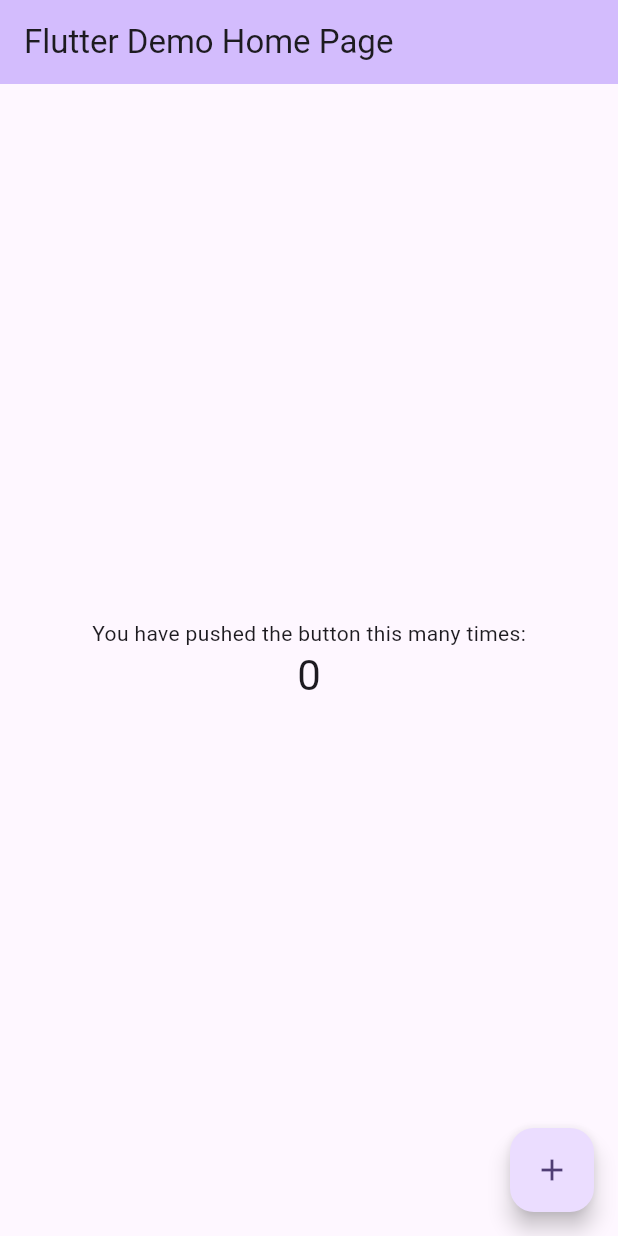
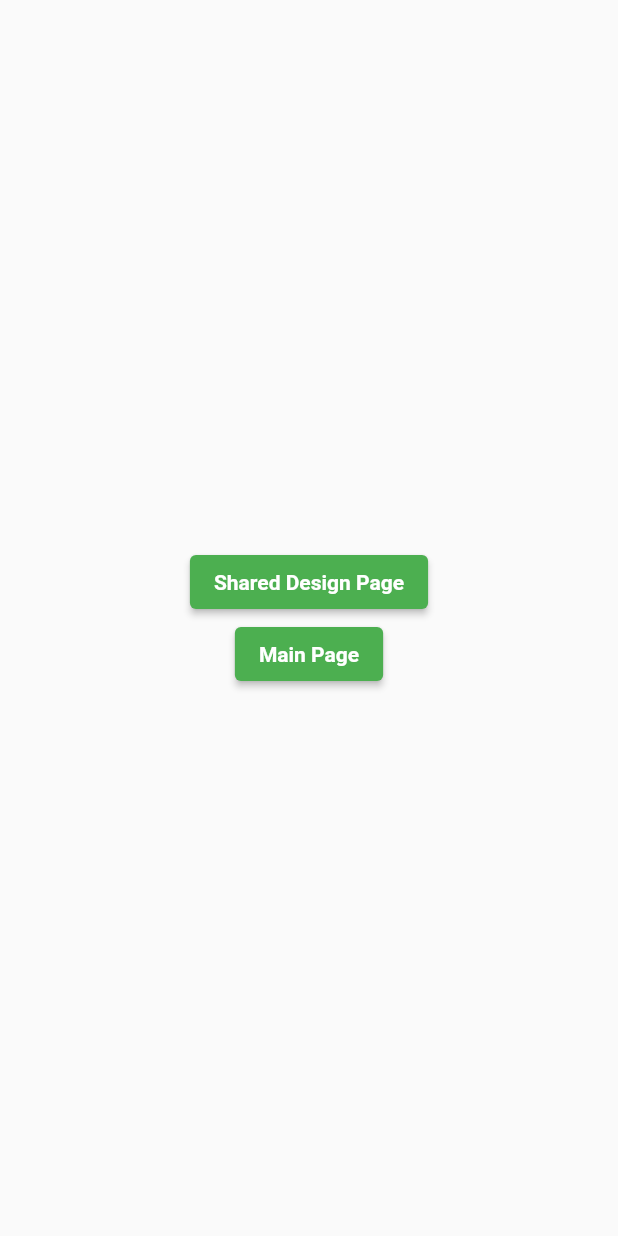
Before and after one commit to irfandigalih/Cobacobatimeboxing, a Flutter app: the screen it shows after launch, on a phone screen of 412 x 824 dp. Run offline on Flutter 3.47's test engine with Material 2 defaults, Android fonts, the phone set to English and light mode, and no system bars.

Commit message:
finish add text style extension, adding new font, adjust folder structure, and make some pages

```diff
--- /dev/null
+++ b/lib/Scenes/Page/onboarding_page.dart
@@ -0,0 +1,61 @@
+import 'package:flutter/material.dart';
+import 'package:timeboxing/Scenes/Page/main_page.dart';
+import 'shared_design_page.dart';
+
+class OnboardingPage extends StatelessWidget {
+  const OnboardingPage({super.key});
+
+  @override
+  Widget build(BuildContext context) {
+    return Scaffold(
+      body: SafeArea(
+        child: Center(
+          child: Column(
+            mainAxisAlignment: MainAxisAlignment.center,
+            crossAxisAlignment: CrossAxisAlignment.center,
+            children: [
+              ElevatedButton(
+                style: const ButtonStyle(
+                  backgroundColor: MaterialStatePropertyAll(Colors.green),
+                ),
+                onPressed: () {
+                  Navigator.push(
+                    context,
+                    MaterialPageRoute(
+                      builder: (context) {
+                        return const SharedDesignPage();
+                      },
+                    ),
+                  );
+                },
+                child: const Text(
+                  'Shared Design Page',
+                  style: TextStyle(color: Colors.white),
+                ),
+              ),
+              ElevatedButton(
+                style: const ButtonStyle(
+                  backgroundColor: MaterialStatePropertyAll(Colors.green),
+                ),
+                onPressed: () {
+                  Navigator.push(
+                    context,
+                    MaterialPageRoute(
+                      builder: (context) {
+                        return const MainPage();
+                      },
+                    ),
+                  );
+                },
+                child: const Text(
+                  'Main Page',
+                  style: TextStyle(color: Colors.white),
+                ),
+              ),
+            ],
+          ),
+        ),
+      ),
+    );
+  }
+}
--- a/lib/main.dart
+++ b/lib/main.dart
@@ -1,4 +1,8 @@
 import 'package:flutter/material.dart';
+import 'package:timeboxing/Scenes/Page/onboarding_page.dart';
+import 'package:timeboxing/Scenes/Page/shared_design_page.dart';
+
+enum NavigationPage { sharedDesign, main }
 
 void main() {
   runApp(const MyApp());
@@ -7,119 +11,10 @@ void main() {
 class MyApp extends StatelessWidget {
   const MyApp({super.key});
 
-  // This widget is the root of your application.
   @override
   Widget build(BuildContext context) {
     return MaterialApp(
-      title: 'Flutter Demo',
-      theme: ThemeData(
-        // This is the theme of your application.
-        //
-        // TRY THIS: Try running your application with "flutter run". You'll see
-        // the application has a blue toolbar. Then, without quitting the app,
-        // try changing the seedColor in the colorScheme below to Colors.green
-        // and then invoke "hot reload" (save your changes or press the "hot
-        // reload" button in a Flutter-supported IDE, or press "r" if you used
-        // the command line to start the app).
-        //
-        // Notice that the counter didn't reset back to zero; the application
-        // state is not lost during the reload. To reset the state, use hot
-        // restart instead.
-        //
-        // This works for code too, not just values: Most code changes can be
-        // tested with just a hot reload.
-        colorScheme: ColorScheme.fromSeed(seedColor: Colors.deepPurple),
-        useMaterial3: true,
-      ),
-      home: const MyHomePage(title: 'Flutter Demo Home Page'),
+      home: OnboardingPage(),
     );
   }
 }
-
-class MyHomePage extends StatefulWidget {
-  const MyHomePage({super.key, required this.title});
-
-  // This widget is the home page of your application. It is stateful, meaning
-  // that it has a State object (defined below) that contains fields that affect
-  // how it looks.
-
-  // This class is the configuration for the state. It holds the values (in this
-  // case the title) provided by the parent (in this case the App widget) and
-  // used by the build method of the State. Fields in a Widget subclass are
-  // always marked "final".
-
-  final String title;
-
-  @override
-  State<MyHomePage> createState() => _MyHomePageState();
-}
-
-class _MyHomePageState extends State<MyHomePage> {
-  int _counter = 0;
-
-  void _incrementCounter() {
-    setState(() {
-      // This call to setState tells the Flutter framework that something has
-      // changed in this State, which causes it to rerun the build method below
-      // so that the display can reflect the updated values. If we changed
-      // _counter without calling setState(), then the build method would not be
-      // called again, and so nothing would appear to happen.
-      _counter++;
-    });
-  }
-
-  @override
-  Widget build(BuildContext context) {
-    // This method is rerun every time setState is called, for instance as done
-    // by the _incrementCounter method above.
-    //
-    // The Flutter framework has been optimized to make rerunning build methods
-    // fast, so that you can just rebuild anything that needs updating rather
-    // than having to individually change instances of widgets.
-    return Scaffold(
-      appBar: AppBar(
-        // TRY THIS: Try changing the color here to a specific color (to
-        // Colors.amber, perhaps?) and trigger a hot reload to see the AppBar
-        // change color while the other colors stay the same.
-        backgroundColor: Theme.of(context).colorScheme.inversePrimary,
-        // Here we take the value from the MyHomePage object that was created by
-        // the App.build method, and use it to set our appbar title.
-        title: Text(widget.title),
-      ),
-      body: Center(
-        // Center is a layout widget. It takes a single child and positions it
-        // in the middle of the parent.
-        child: Column(
-          // Column is also a layout widget. It takes a list of children and
-          // arranges them vertically. By default, it sizes itself to fit its
-          // children horizontally, and tries to be as tall as its parent.
-          //
-          // Column has various properties to control how it sizes itself and
-          // how it positions its children. Here we use mainAxisAlignment to
-          // center the children vertically; the main axis here is the vertical
-          // axis because Columns are vertical (the cross axis would be
-          // horizontal).
-          //
-          // TRY THIS: Invoke "debug painting" (choose the "Toggle Debug Paint"
-          // action in the IDE, or press "p" in the console), to see the
-          // wireframe for each widget.
-          mainAxisAlignment: MainAxisAlignment.center,
-          children: <Widget>[
-            const Text(
-              'You have pushed the button this many times:',
-            ),
-            Text(
-              '$_counter',
-              style: Theme.of(context).textTheme.headlineMedium,
-            ),
-          ],
-        ),
-      ),
-      floatingActionButton: FloatingActionButton(
-        onPressed: _incrementCounter,
-        tooltip: 'Increment',
-        child: const Icon(Icons.add),
-      ), // This trailing comma makes auto-formatting nicer for build methods.
-    );
-  }
-}
```
Also changed, not shown: lib/Scenes/Page/main_page.dart (added, +15 -0 lines), lib/Scenes/Page/shared_design_page.dart (added, +98 -0 lines), lib/Shared/Extension/text_style_extension.dart (added, +120 -0 lines), pubspec.yaml (+15 -4 lines), fonts/NunitoSans-Bold.ttf (added), fonts/NunitoSans-Light.ttf (added), fonts/NunitoSans-Regular.ttf (added), fonts/Roboto-Bold.ttf (added).
